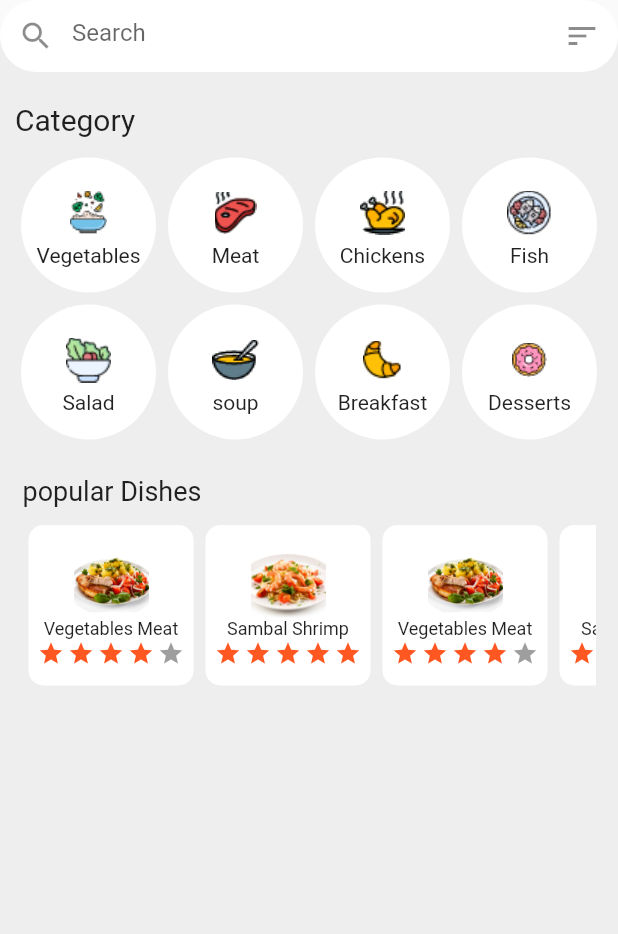
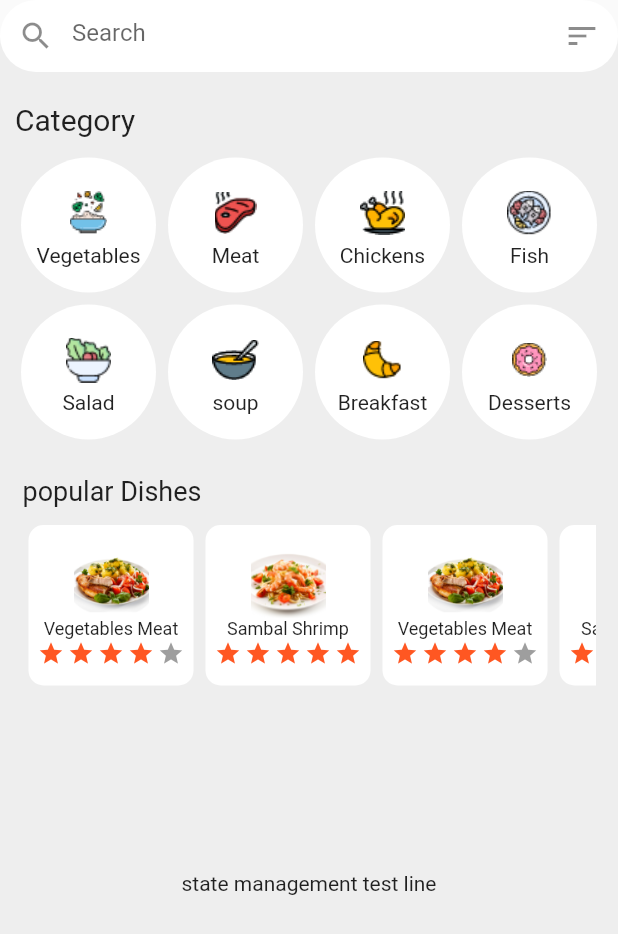
Before and after one commit to tjalsgur0083/DeliveryApp, a Flutter app: what bodyWidget() shows on an empty page, opened directly, on a phone screen of 412 x 824 dp. Shown: the top 934 px of the screen. Run offline on Flutter 3.47's test engine with Material 2 defaults, Android fonts, the phone set to English and light mode, and no system bars; drawn by our look-alikes of flutter_rating_bar; our stand-ins replace dio.

Commit message:
apply state management...

```diff
--- a/lib/page/home_page.dart
+++ b/lib/page/home_page.dart
@@ -1,6 +1,7 @@
 import 'package:flutter/material.dart';
 import 'package:deliveryapp/widget/hearder_widget.dart';
 import 'package:deliveryapp/widget/body_widget.dart';
+import 'package:deliveryapp/widget/bottom_widget.dart';
 
 class HomePage extends StatefulWidget {
   const HomePage({super.key});
--- a/lib/widget/body_widget.dart
+++ b/lib/widget/body_widget.dart
@@ -1,3 +1,4 @@
+import 'package:deliveryapp/widget/bottom_widget.dart';
 import 'package:deliveryapp/widget/popular_widget.dart';
 import 'package:flutter/material.dart';
 import 'package:deliveryapp/widget/search_widget.dart';
@@ -22,6 +23,9 @@ Widget bodyWidget() {
         const SizedBox(height: 10),
         categoryWidget(),
         popularWidget(),
+        //state management test.......
+        const SizedBox(height: 100),
+        bottomWidget()
       ],
     ),
     ),
--- /dev/null
+++ b/lib/widget/bottom_widget.dart
@@ -0,0 +1,14 @@
+import 'package:flutter/material.dart';
+
+Widget bottomWidget() {
+  return Container(
+    padding: const EdgeInsets.fromLTRB(10, 10, 10, 10),
+    child: const Column(
+      children: [
+        Text(
+          'state management test line'
+        ),
+      ],
+    ),
+  );
+}
```
Also changed, not shown: lib/page/login_page.dart (+4 -3 lines).
